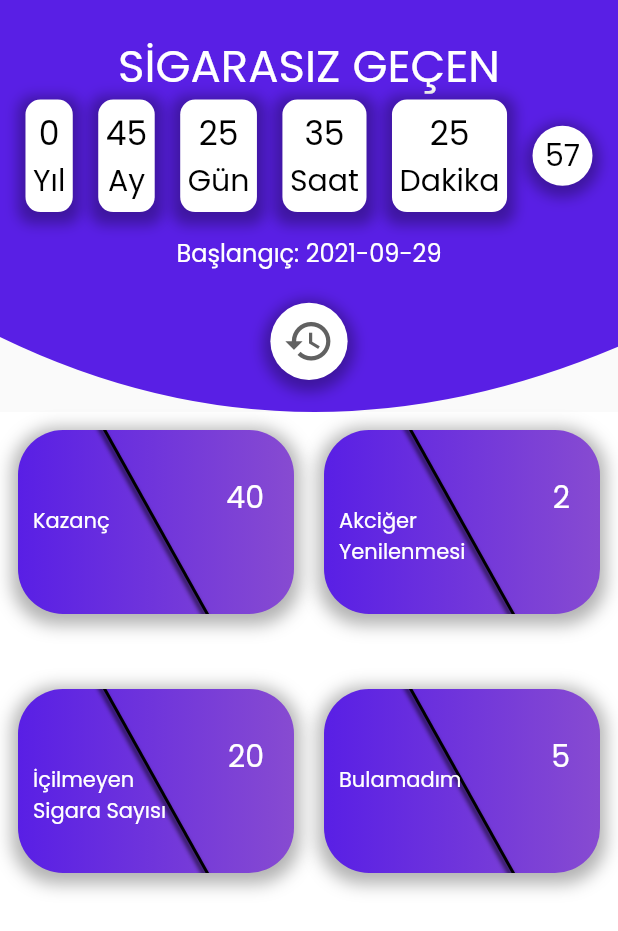
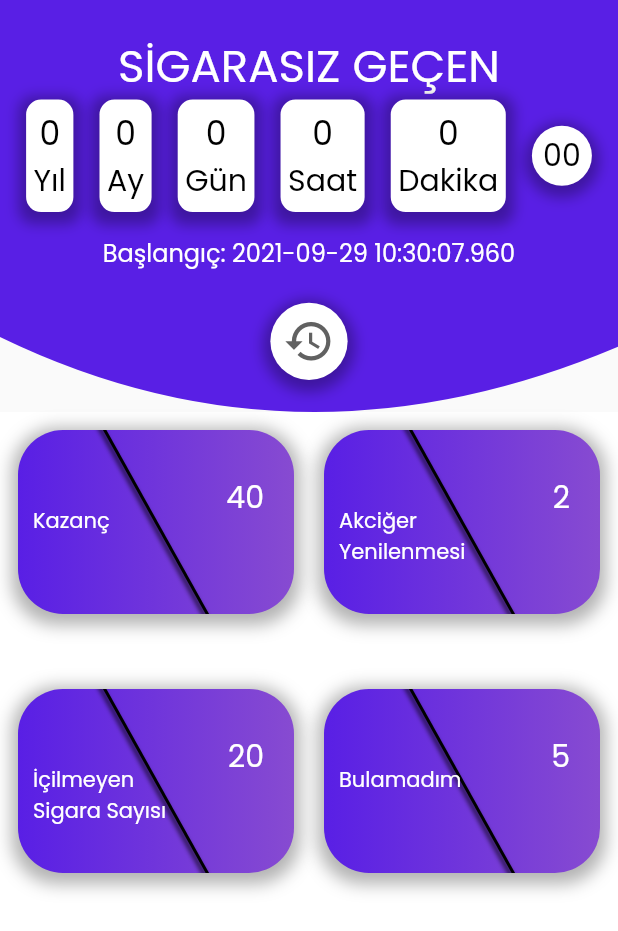
Before and after one commit to Tugberkab/Quit-Smoking-App, a Flutter app: the screen it shows after launch, after a tap on an icon or button, on a phone screen of 412 x 824 dp. Shown: the top 931 px of the screen. Run offline on Flutter 3.47's test engine with Material 2 defaults, Android fonts, the phone set to English and light mode, and no system bars; drawn by our look-alikes of streaming_shared_preferences; our stand-ins replace google_fonts, percent_indicator, shared_preferences; missing offline and left inert: number_selection, snapping_sheet.

Commit message:
infoCard details are added. Reset button works properly in second Timer

```diff
--- a/lib/home/home.dart
+++ b/lib/home/home.dart
@@ -1,3 +1,5 @@
+import 'dart:async';
+
 import 'package:flutter/material.dart';
 import 'package:google_fonts/google_fonts.dart';
 import 'package:quit_smoking_app/constants.dart';
@@ -13,7 +15,8 @@ import 'package:streaming_shared_preferences/streaming_shared_preferences.dart';
 
 class Home extends StatefulWidget {
   final MyAppStreamObject? myAppStreamObject;
-  Home({this.myAppStreamObject});
+  final int? paket;
+  Home({this.myAppStreamObject, this.paket});
 
   @override
   State<Home> createState() => _HomeState();
@@ -21,6 +24,10 @@ class Home extends StatefulWidget {
 
 class _HomeState extends State<Home> {
   Time timeModel = Time();
+  late Timer timer;
+  late DateTime now;
+  Duration difference = Duration();
+  late DateTime registerDate;
 
   @override
   Widget build(BuildContext context) {
@@ -86,7 +93,9 @@ class _HomeState extends State<Home> {
                   itemBuilder: (BuildContext context, int index) => Padding(
                     padding: const EdgeInsets.all(5),
                     child: InfoCard(
+                      duration: difference,
                       info: info[index],
+                      coefficient: info[index].coefficient,
                     ),
                   ),
                 ),
@@ -154,6 +163,7 @@ class _HomeState extends State<Home> {
                   TextButton(
                     onPressed: (){
                       resetDate();
+                      Navigator.pop(context);
                     },
                     child: Text("Reset",style: GoogleFonts.poppins(color:Colors.red[700],fontSize: 18),textAlign: TextAlign.center,)
                   ),
@@ -196,7 +206,27 @@ class _HomeState extends State<Home> {
                 child: PreferenceBuilder(
                   preference: myAppStreamObject!.registerDate,
                   builder: (context, String value) {
-                    String registerDate = value.substring(0,value.lastIndexOf(" "));
+
+
+                    // BURASI COMMENTLI KALSIN
+                    registerDate = DateTime.parse(value);
+
+                    timer = Timer.periodic(Duration(minutes: 1), (timer) {
+                      now = DateTime.now();
+                      difference = now.difference(registerDate);
+                      //print(difference.toString());
+
+                      setState(() {
+                        timeModel = Time.fromDuration(difference);
+                      });
+                    });
+
+
+
+
+
+
+
                     return Column(
                       mainAxisAlignment: MainAxisAlignment.center,
                       children: [
@@ -217,11 +247,11 @@ class _HomeState extends State<Home> {
                         Row(
                           mainAxisAlignment: MainAxisAlignment.spaceEvenly,
                           children: [
-                            TimeCard("Yıl", 0),
-                            TimeCard("Ay", 45),
-                            TimeCard("Gün", 25),
-                            TimeCard("Saat", 35),
-                            TimeCard("Dakika", 25),
+                            TimeCard("Yıl", timeModel.years),
+                            TimeCard("Ay", timeModel.months),
+                            TimeCard("Gün", timeModel.days),
+                            TimeCard("Saat", timeModel.hours),
+                            TimeCard("Dakika", timeModel.minutes),
                             Container(
                               width: 40,
                               height: 40,
@@ -239,9 +269,11 @@ class _HomeState extends State<Home> {
                                 ],
                               ),
                               child: Center(
-                                child: Text("57",
+                                child: Text(
+                                    "00",
                                     style: GoogleFonts.poppins(
-                                        color: Colors.black, fontSize: 20)),
+                                    color: Colors.black, fontSize: 20)
+                                ),
                               ),
                             ),
                           ],
@@ -265,7 +297,7 @@ class _HomeState extends State<Home> {
                         //   ],
                         // ),
                         SizedBox(height: 15),
-                        Text("Başlangıç: " + registerDate, style: GoogleFonts.poppins(fontSize: 16,color: Colors.white),)
+                        Text("Başlangıç: " + registerDate.toString(), style: GoogleFonts.poppins(fontSize: 16,color: Colors.white),)
                       ],
                     );
                   },
--- a/lib/models/info.dart
+++ b/lib/models/info.dart
@@ -1,47 +1,54 @@
 import 'package:quit_smoking_app/models/time.dart';
 
 class Info {
-  final Time? time;
   final int? id;
-  final double? increase;
   final String? text;
+  final String? timeType;
+  final double? coefficient;
+
   Info({
-    this.time,
     this.id,
     this.text,
-    this.increase,
+    this.timeType,
+    this.coefficient
   });
 }
 
 List<Info> info = [
   Info(
     id: 1,
-    text: '2 ila 12 hafta içinde kan dolaşımı düzelmeye başlar.',
-    increase: 0.5,
+    text: 'Kan Dolaşımında Düzelme',
+    timeType: "Hour",
+    coefficient: 12*7*24
   ),
   Info(
     id: 2,
-    text: '9 ay içerisinde öksürük ve nefes darlığı azalır.',
-    increase: 0.4,
+    text: 'Öksürük Ve Nefes Darlığında Azalma',
+    timeType: "Day",
+    coefficient: 9*30
   ),
   Info(
     id: 3,
-    text: '9 ay içerisinde Akciğer fonksiyonları yüzde 5 artar.',
-    increase: 0.3,
+    text: 'Akciğer Fonksiyonlarında Artma',
+    timeType: "Month",
+    coefficient: 9*20
   ),
   Info(
     id: 4,
-    text: '1 yıl sonra kalp krizi riski yarı yarıya azalır',
-    increase: 0.6,
+    text: 'Kalp Krizi Riskinde Azalma',
+    timeType: "Day",
+    coefficient: 2*365
   ),
   Info(
     id: 5,
-    text: '5 yıl sonra KOAH riski yarı yarıya azalır.',
-    increase: 0.7,
+    text: 'KOAH Riskinde Azalma',
+    timeType: "Month",
+    coefficient: 5*12*2
   ),
   Info(
     id: 6,
-    text: '5 yıl sonra sigara kullanmayan biri ile aynı olursunuz.',
-    increase: 0.2,
+    text: 'Sigara Kullanmayan Biri İle Aynı Olma',
+    timeType: "Day",
+    coefficient: 5*365
   )
 ];
--- a/lib/welcome/widget/welcome_button.dart
+++ b/lib/welcome/widget/welcome_button.dart
@@ -13,7 +13,8 @@ import 'package:streaming_shared_preferences/streaming_shared_preferences.dart';
 
 class WelcomeButton extends StatelessWidget {
   final MyAppStreamObject? myAppStreamObject;
-  WelcomeButton({this.myAppStreamObject});
+  final int? paket;
+  WelcomeButton({this.myAppStreamObject, this.paket});
 
 
   setRegisterDate()async{
@@ -45,7 +46,7 @@ class WelcomeButton extends StatelessWidget {
         onPressed: () async{
           await setRegisterDate();
           Navigator.of(context)
-              .push(MaterialPageRoute(builder: (context) => Home(myAppStreamObject: myAppStreamObject)));
+              .push(MaterialPageRoute(builder: (context) => Home(myAppStreamObject: myAppStreamObject, paket: paket)));
         },
         child: Text(
           'hadi başlayalım!'.toUpperCase(),
```
Also changed, not shown: lib/home/widget/info_card.dart (+35 -5 lines), lib/welcome/welcome.dart (+12 -4 lines), lib/welcome/widget/dropdown_btn.dart (deleted, +0 -35 lines).
